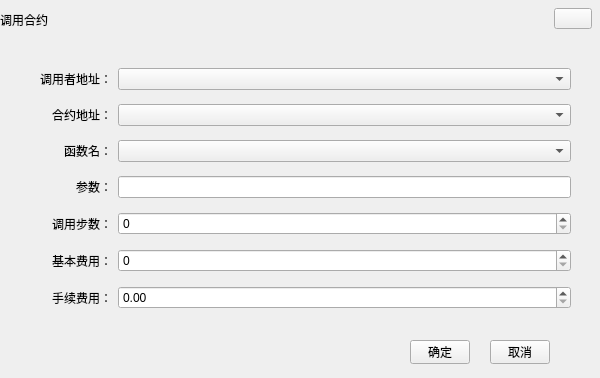
The window that ChainIDE/custom/CallContractWidgetUB.ui (HcashOrg/HX-IDE) describes before a commit, drawn with Qt 5.
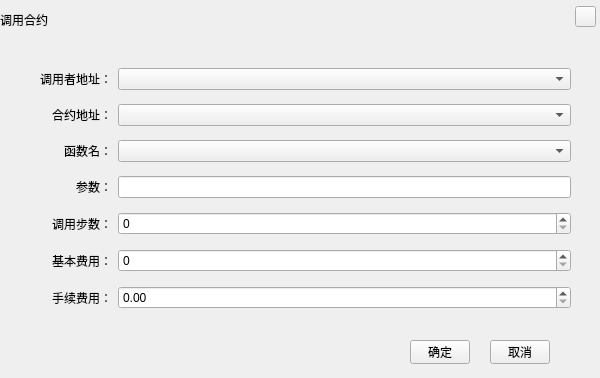
The same window after the commit.

Patch:
```diff
--- a/ChainIDE/custom/CallContractWidgetUB.ui
+++ b/ChainIDE/custom/CallContractWidgetUB.ui
@@ -29,9 +29,9 @@
   <widget class="QToolButton" name="closeBtn">
    <property name="geometry">
     <rect>
-     <x>554</x>
-     <y>8</y>
-     <width>38</width>
+     <x>575</x>
+     <y>6</y>
+     <width>21</width>
      <height>21</height>
     </rect>
    </property>
```
